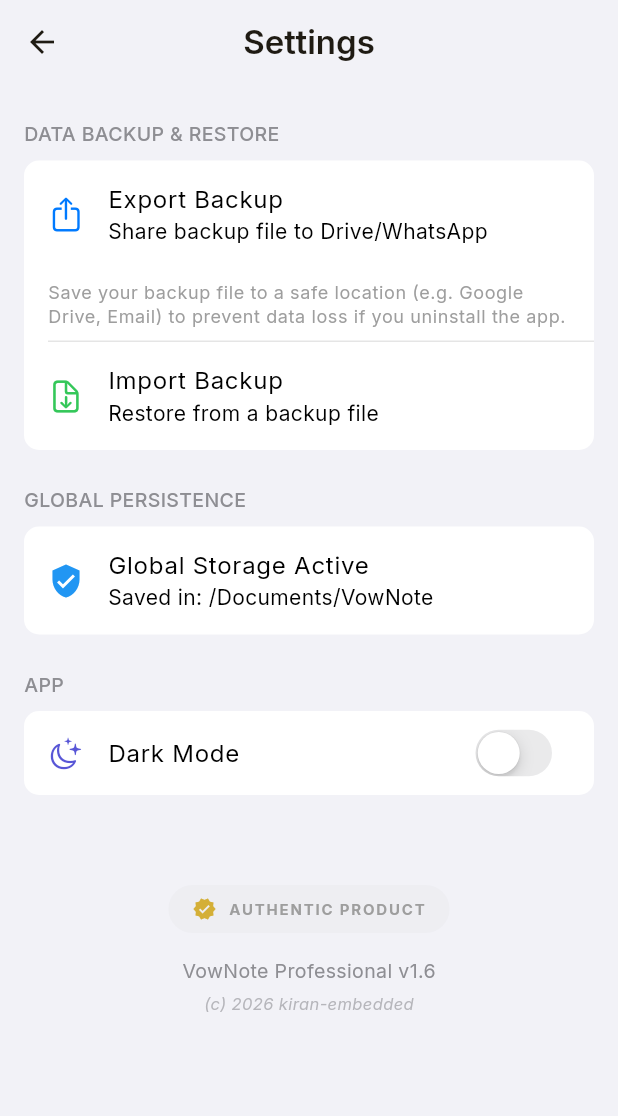
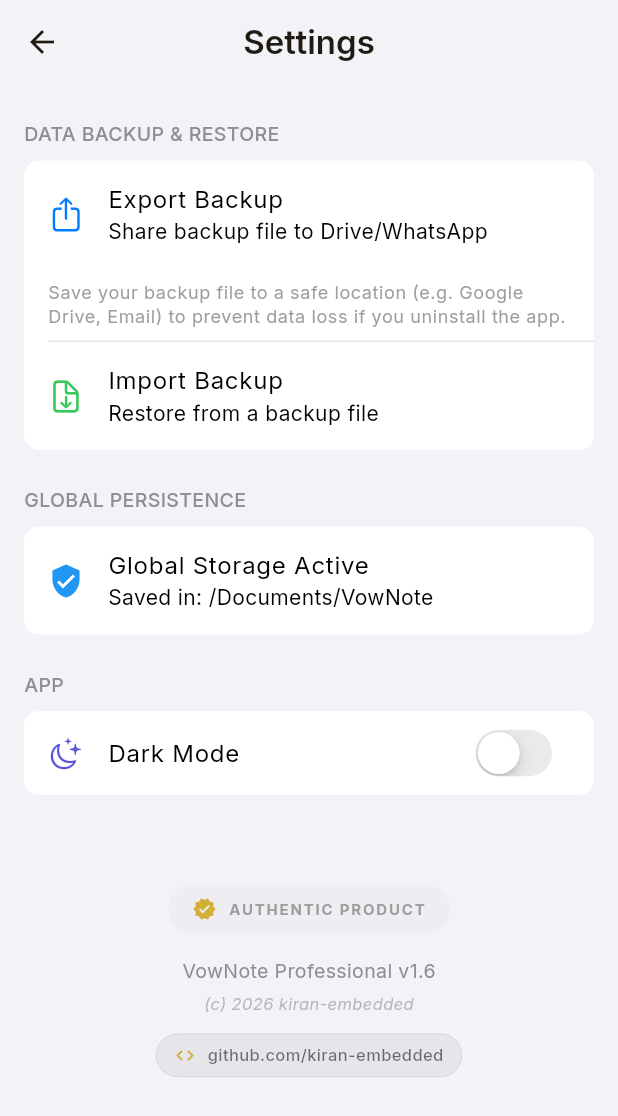
Before and after one commit to kiran-embedded/-vownote-app, a Flutter app: the SettingsScreen screen opened directly, on a phone screen of 412 x 824 dp. Shown: the top 1116 px of the screen. Run offline on Flutter 3.47's test engine with Material 3 defaults, Android fonts, the phone set to English and light mode, and no system bars; drawn by our look-alikes of flutter_animate; our stand-ins replace file_picker, flutter_local_notifications, flutter_timezone, google_fonts, pdf, permission_handler and 6 more; accounts and stored records are empty.

Commit message:
feat: Branding & GitHub Integration v1.7

```diff
--- a/lib/ui/home_screen.dart
+++ b/lib/ui/home_screen.dart
@@ -14,6 +14,7 @@ import 'package:vownote/utils/booking_card_image.dart';
 import 'package:vownote/ui/settings_screen.dart';
 import 'package:vownote/ui/analytics_screen.dart';
 import 'package:vownote/utils/haptics.dart';
+import 'package:vownote/utils/branding_utils.dart';
 import 'dart:ui';
 
 class HomeScreen extends StatefulWidget {
@@ -655,7 +656,13 @@ class _HomeScreenState extends State<HomeScreen> {
                     );
                   }, childCount: sortedKeys.length),
                 ),
-              const SliverToBoxAdapter(child: SizedBox(height: 100)),
+              const SliverToBoxAdapter(
+                child: Padding(
+                  padding: EdgeInsets.symmetric(vertical: 24.0),
+                  child: Center(child: GitHubWatermark(compact: true)),
+                ),
+              ),
+              const SliverToBoxAdapter(child: SizedBox(height: 80)),
             ],
           ),
           if (_bookingToCapture != null)
--- a/lib/ui/settings_screen.dart
+++ b/lib/ui/settings_screen.dart
@@ -4,6 +4,7 @@ import 'package:google_fonts/google_fonts.dart';
 import 'package:vownote/services/backup_service.dart';
 import 'package:permission_handler/permission_handler.dart';
 import 'package:flutter_animate/flutter_animate.dart';
+import 'package:vownote/utils/branding_utils.dart';
 import 'package:vownote/main.dart';
 
 class SettingsScreen extends StatefulWidget {
@@ -106,6 +107,8 @@ class _SettingsScreenState extends State<SettingsScreen> {
                           color: CupertinoColors.systemGrey.withOpacity(0.6),
                         ),
                       ),
+                      const SizedBox(height: 12),
+                      const GitHubWatermark(compact: true),
                     ],
                   ),
                 ),
--- /dev/null
+++ b/lib/utils/branding_utils.dart
@@ -0,0 +1,77 @@
+import 'package:flutter/material.dart';
+import 'package:url_launcher/url_launcher.dart';
+import 'package:google_fonts/google_fonts.dart';
+import 'package:flutter_animate/flutter_animate.dart';
+import 'package:vownote/utils/haptics.dart';
+
+class BrandingUtils {
+  static const String githubUrl = 'https://github.com/kiran-embedded';
+
+  static Future<void> launchGitHub() async {
+    final Uri url = Uri.parse(githubUrl);
+    if (!await launchUrl(url, mode: LaunchMode.externalApplication)) {
+      debugPrint('Could not launch $githubUrl');
+    }
+  }
+}
+
+class GitHubWatermark extends StatelessWidget {
+  final bool compact;
+  const GitHubWatermark({super.key, this.compact = false});
+
+  @override
+  Widget build(BuildContext context) {
+    final isDark = Theme.of(context).brightness == Brightness.dark;
+
+    return MouseRegion(
+          cursor: SystemMouseCursors.click,
+          child: GestureDetector(
+            onTap: () {
+              Haptics.light();
+              BrandingUtils.launchGitHub();
+            },
+            child: Container(
+              padding: EdgeInsets.symmetric(
+                horizontal: compact ? 12 : 16,
+                vertical: compact ? 6 : 8,
+              ),
+              decoration: BoxDecoration(
+                color: isDark
+                    ? Colors.white.withOpacity(0.05)
+                    : Colors.black.withOpacity(0.05),
+                borderRadius: BorderRadius.circular(20),
+                border: Border.all(
+                  color: (isDark ? Colors.white : Colors.black).withOpacity(
+                    0.1,
+                  ),
+                  width: 0.5,
+                ),
+              ),
+              child: Row(
+                mainAxisSize: MainAxisSize.min,
+                children: [
+                  Icon(
+                    Icons.code_rounded,
+                    size: compact ? 14 : 16,
+                    color: const Color(0xFFD4AF37),
+                  ),
+                  const SizedBox(width: 8),
+                  Text(
+                    'github.com/kiran-embedded',
+                    style: GoogleFonts.inter(
+                      fontSize: compact ? 11 : 12,
+                      fontWeight: FontWeight.w500,
+                      color: isDark ? Colors.white70 : Colors.black54,
+                    ),
+                  ),
+                ],
+              ),
+            ),
+          ),
+        )
+        .animate()
+        .fadeIn(duration: 600.ms)
+        .slideY(begin: 0.2, curve: Curves.easeOutCubic)
+        .scale(end: const Offset(1.0, 1.0), duration: 200.ms);
+  }
+}
--- a/pubspec.yaml
+++ b/pubspec.yaml
@@ -16,7 +16,7 @@ publish_to: 'none' # Remove this line if you wish to publish to pub.dev
 # https://developer.apple.com/library/archive/documentation/General/Reference/InfoPlistKeyReference/Articles/CoreFoundationKeys.html
 # In Windows, build-name is used as the major, minor, and patch parts
 # of the product and file versions while build-number is used as the build suffix.
-version: 1.6.0+55
+version: 1.7.0+60
 
 environment:
   sdk: ^3.10.4
```
